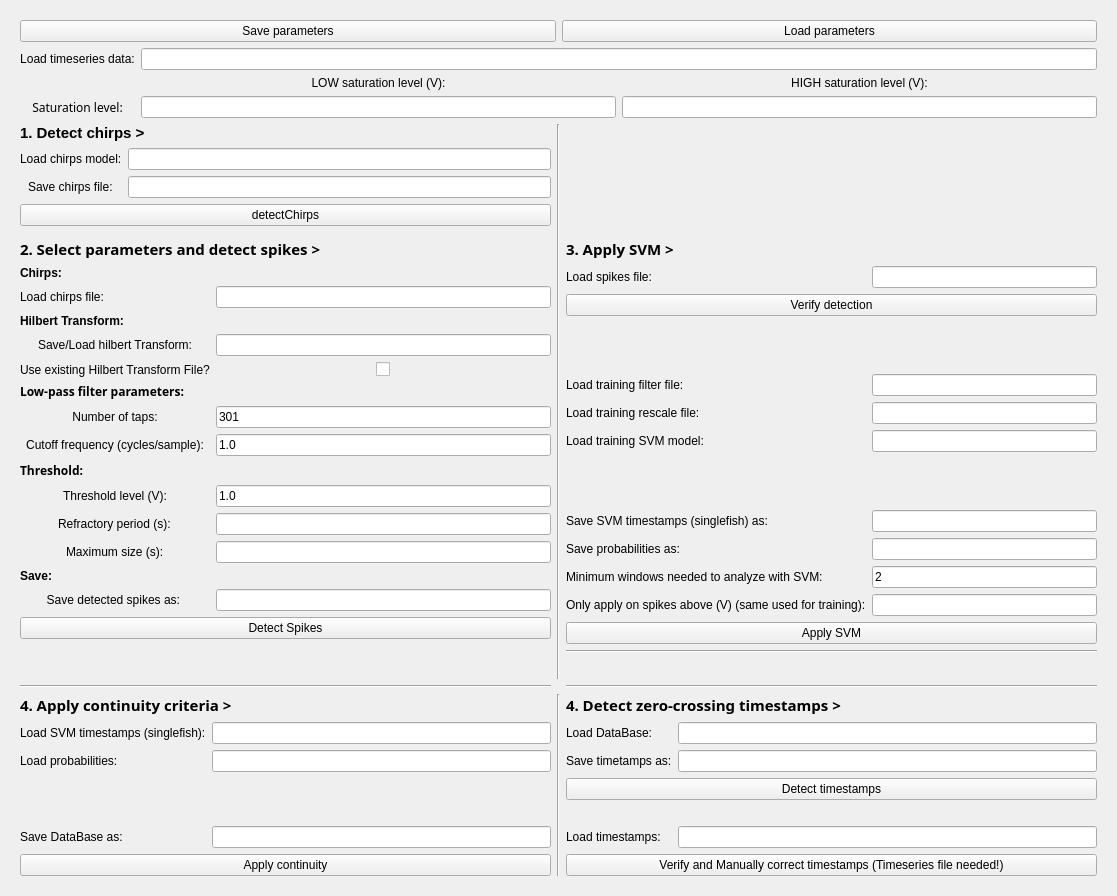
Old version of the form gui/discriminate_interface.ui in the repository neurobiofisica/gymnotools.
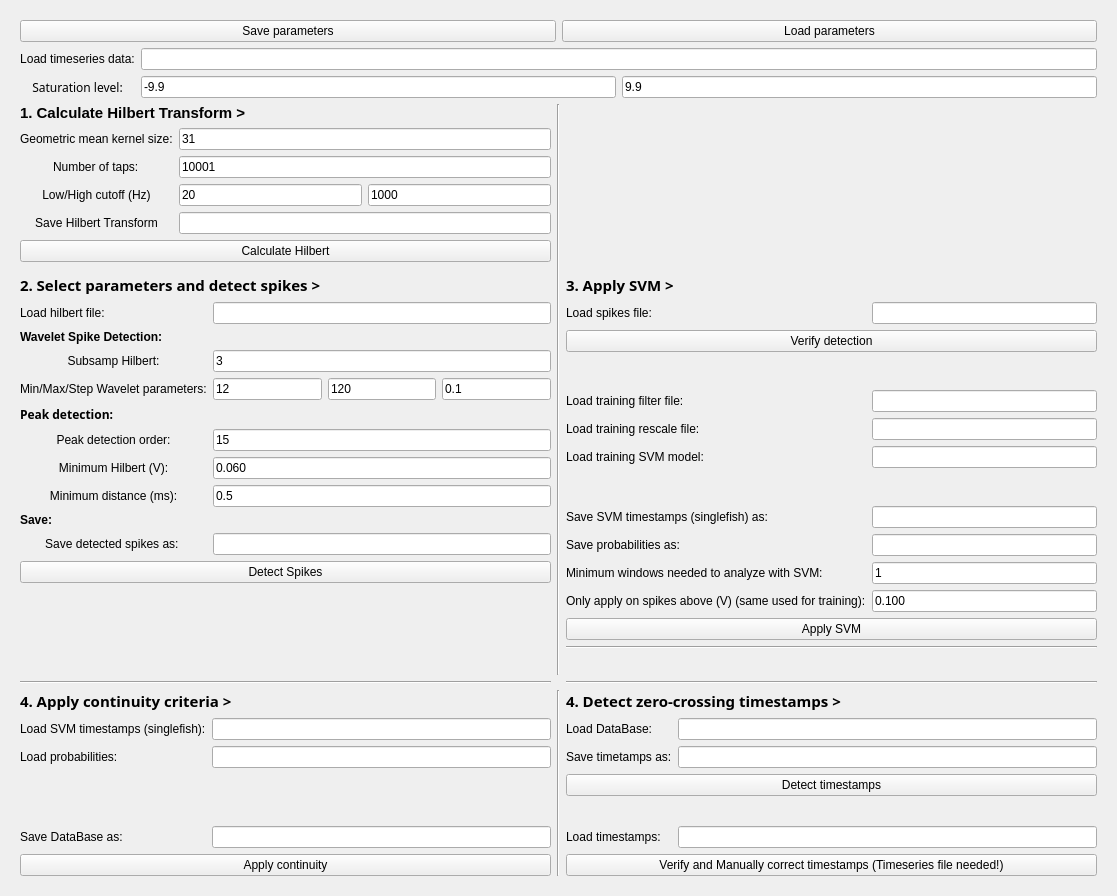
New version of the form. Icons and pictures are not drawn. Custom widgets are drawn as their Qt base class.

Commit message: Adapted interface to new CLI tools and splitted spikes into hilb and spikes

```diff
--- a/gui/discriminate_interface.ui
+++ b/gui/discriminate_interface.ui
@@ -38,9 +38,9 @@
       <property name="geometry">
        <rect>
         <x>0</x>
-        <y>-68</y>
-        <width>1085</width>
-        <height>946</height>
+        <y>0</y>
+        <width>1088</width>
+        <height>1146</height>
        </rect>
       </property>
       <layout class="QGridLayout" name="gridLayout_2">
@@ -177,7 +177,7 @@
            <item row="9" column="1" colspan="2">
             <widget class="QLineEdit" name="minWinLineEdit">
              <property name="text">
-              <string>2</string>
+              <string>1</string>
              </property>
             </widget>
            </item>
@@ -189,7 +189,11 @@
             </widget>
            </item>
            <item row="10" column="1" colspan="2">
-            <widget class="QLineEdit" name="onlyAboveLineEdit"/>
+            <widget class="QLineEdit" name="onlyAboveLineEdit">
+             <property name="text">
+              <string>0.100</string>
+             </property>
+            </widget>
            </item>
           </layout>
          </item>
@@ -214,109 +218,100 @@
          </item>
          <item>
           <layout class="QGridLayout" name="step2ParametersLayout">
+           <item row="1" column="0">
+            <widget class="QLabel" name="waveletDetectionLabel">
+             <property name="font">
+              <font>
+               <weight>75</weight>
+               <bold>true</bold>
+              </font>
+             </property>
+             <property name="text">
+              <string>Wavelet Spike Detection:</string>
+             </property>
+            </widget>
+           </item>
            <item row="6" column="0">
             <widget class="QLabel" name="tapsLabel">
              <property name="text">
-              <string>Number of taps:</string>
+              <string>Minimum Hilbert (V):</string>
              </property>
              <property name="alignment">
               <set>Qt::AlignCenter</set>
              </property>
             </widget>
            </item>
-           <item row="13" column="1">
+           <item row="9" column="1">
             <widget class="ClickQLineEdit" name="saveSpikesLineEdit"/>
            </item>
-           <item row="15" column="0" colspan="2">
-            <spacer name="verticalSpacer_5">
-             <property name="orientation">
-              <enum>Qt::Vertical</enum>
-             </property>
-             <property name="sizeHint" stdset="0">
-              <size>
-               <width>20</width>
-               <height>40</height>
-              </size>
-             </property>
-            </spacer>
-           </item>
-           <item row="6" column="1">
-            <widget class="QLineEdit" name="tapsLineEdit">
+           <item row="0" column="0">
+            <widget class="QLabel" name="loadHilbLabel">
              <property name="text">
-              <string>301</string>
+              <string>Load hilbert file:</string>
              </property>
             </widget>
            </item>
-           <item row="9" column="0">
-            <widget class="QLabel" name="thresholdLevelLabel">
+           <item row="0" column="1">
+            <widget class="ClickQLineEdit" name="loadHilbLineEdit"/>
+           </item>
+           <item row="7" column="0">
+            <widget class="QLabel" name="toleranceLabel">
              <property name="text">
-              <string>Threshold level (V):</string>
+              <string>Minimum distance (ms):</string>
              </property>
              <property name="alignment">
               <set>Qt::AlignCenter</set>
              </property>
             </widget>
            </item>
-           <item row="5" column="0">
-            <widget class="QLabel" name="filterLabel">
-             <property name="font">
-              <font>
-               <family>Sans Serif</family>
-               <weight>75</weight>
-               <bold>true</bold>
-              </font>
-             </property>
-             <property name="text">
-              <string>Low-pass filter parameters:</string>
-             </property>
-            </widget>
-           </item>
-           <item row="14" column="0" colspan="2">
+           <item row="10" column="0" colspan="2">
             <widget class="QPushButton" name="detectSpikesBut">
              <property name="text">
               <string>Detect Spikes</string>
              </property>
             </widget>
            </item>
+           <item row="11" column="0" colspan="2">
+            <spacer name="verticalSpacer_5">
+             <property name="orientation">
+              <enum>Qt::Vertical</enum>
+             </property>
+             <property name="sizeHint" stdset="0">
+              <size>
+               <width>20</width>
+               <height>40</height>
+              </size>
+             </property>
+            </spacer>
+           </item>
+           <item row="2" column="1">
+            <widget class="ClickQLineEdit" name="subsampLineEdit">
+             <property name="text">
+              <string>3</string>
+             </property>
+            </widget>
+           </item>
            <item row="8" column="0">
-            <widget class="QLabel" name="thresholdLabel">
+            <widget class="QLabel" name="saveLabel">
              <property name="font">
               <font>
-               <family>Sans Serif</family>
                <weight>75</weight>
                <bold>true</bold>
               </font>
              </property>
              <property name="text">
-              <string>Threshold:</string>
+              <string>Save:</string>
              </property>
             </widget>
            </item>
-           <item row="9" column="1">
-            <widget class="QLineEdit" name="thresholdLevelLineEdit">
+           <item row="6" column="1">
+            <widget class="QLineEdit" name="minHilbLineEdit">
              <property name="text">
-              <string>1.0</string>
+              <string>0.060</string>
              </property>
             </widget>
            </item>
-           <item row="7" column="0">
-            <widget class="QLabel" name="cutoffLabel">
-             <property name="text">
-              <string>Cutoff frequency (cycles/sample):</string>
-             </property>
-             <property name="alignment">
-              <set>Qt::AlignCenter</set>
-             </property>
-            </widget>
-           </item>
-           <item row="10" column="0" alignment="Qt::AlignHCenter">
-            <widget class="QLabel" name="refracLabel">
-             <property name="text">
-              <string>Refractory period (s):</string>
-             </property>
-            </widget>
-           </item>
-           <item row="13" column="0">
+           <item row="9" column="0">
             <widget class="QLabel" name="saveSpikesLabel">
              <property name="text">
               <string>Save detected spikes as: </string>
@@ -326,105 +321,83 @@
              </property>
             </widget>
            </item>
+           <item row="2" column="0">
+            <widget class="QLabel" name="subsampLabel">
+             <property name="text">
+              <string>Subsamp Hilbert:</string>
+             </property>
+             <property name="alignment">
+              <set>Qt::AlignCenter</set>
+             </property>
+            </widget>
+           </item>
+           <item row="4" column="0">
+            <widget class="QLabel" name="peakDetectionLabel">
+             <property name="font">
+              <font>
+               <family>Sans Serif</family>
+               <weight>75</weight>
+               <bold>true</bold>
+              </font>
+             </property>
+             <property name="text">
+              <string>Peak detection:</string>
+             </property>
+            </widget>
+           </item>
            <item row="7" column="1">
-            <widget class="QLineEdit" name="cutoffLineEdit">
+            <widget class="ClickQLineEdit" name="toleranceLineEdit">
              <property name="text">
-              <string>1.0</string>
-             </property>
-            </widget>
-           </item>
-           <item row="3" column="1">
-            <widget class="ClickQLineEdit" name="saveLoadHilbLineEdit"/>
-           </item>
-           <item row="2" column="0">
-            <widget class="QLabel" name="hilbLabel">
-             <property name="font">
-              <font>
-               <weight>75</weight>
-               <bold>true</bold>
-              </font>
-             </property>
-             <property name="text">
-              <string>Hilbert Transform:</string>
-             </property>
-            </widget>
-           </item>
-           <item row="4" column="0">
-            <widget class="QLabel" name="useHilbLabel">
-             <property name="text">
-              <string>Use existing Hilbert Transform File?</string>
-             </property>
-            </widget>
-           </item>
-           <item row="12" column="0">
-            <widget class="QLabel" name="saveLabel">
-             <property name="font">
-              <font>
-               <weight>75</weight>
-               <bold>true</bold>
-              </font>
-             </property>
-             <property name="text">
-              <string>Save:</string>
-             </property>
-            </widget>
-           </item>
-           <item row="4" column="1" alignment="Qt::AlignHCenter">
-            <widget class="QCheckBox" name="useHilbCheckBox">
-             <property name="layoutDirection">
-              <enum>Qt::LeftToRight</enum>
-             </property>
-             <property name="text">
-              <string/>
+              <string>0.5</string>
              </property>
             </widget>
            </item>
            <item row="3" column="0">
             <widget class="QLabel" name="saveLoadHilbLabel">
              <property name="text">
-              <string>Save/Load hilbert Transform:</string>
+              <string>Min/Max/Step Wavelet parameters:</string>
              </property>
-             <property name="alignment">
-              <set>Qt::AlignCenter</set>
-             </property>
             </widget>
            </item>
-           <item row="11" column="0" alignment="Qt::AlignHCenter">
-            <widget class="QLabel" name="maxSizeLabel">
-             <property name="text">
-              <string>Maximum size (s):</string>
-             </property>
-            </widget>
+           <item row="3" column="1">
+            <layout class="QHBoxLayout" name="horizontalLayout_2">
+             <item>
+              <widget class="ClickQLineEdit" name="minWaveletLineEdit">
+               <property name="text">
+                <string>12</string>
+               </property>
+              </widget>
+             </item>
+             <item>
+              <widget class="ClickQLineEdit" name="maxWaveletLineEdit">
+               <property name="text">
+                <string>120</string>
+               </property>
+              </widget>
+             </item>
+             <item>
+              <widget class="ClickQLineEdit" name="stepWaveletLineEdit">
+               <property name="text">
+                <string>0.1</string>
+               </property>
+              </widget>
+             </item>
+            </layout>
            </item>
-           <item row="10" column="1">
-            <widget class="QLineEdit" name="refractoryLineEdit"/>
-           </item>
-           <item row="11" column="1">
-            <widget class="QLineEdit" name="maxSizeLineEdit"/>
-           </item>
-           <item row="0" column="0">
-            <widget class="QLabel" name="chirpsLabel">
-             <property name="font">
-              <font>
-               <weight>75</weight>
-               <bold>true</bold>
-              </font>
-             </property>
+           <item row="5" column="0">
+            <widget class="QLabel" name="peakLabel">
              <property name="text">
-              <string>Chirps:</string>
+              <string>&lt;html&gt;&lt;head/&gt;&lt;body&gt;&lt;p align=&quot;center&quot;&gt;Peak detection order:&lt;/p&gt;&lt;/body&gt;&lt;/html&gt;</string>
              </property>
             </widget>
            </item>
-           <item row="1" column="0">
-            <widget class="QLabel" name="loadChirpsLabel">
+           <item row="5" column="1">
+            <widget class="ClickQLineEdit" name="peakLineEdit">
              <property name="text">
-              <string>Load chirps file:</string>
+              <string>15</string>
              </property>
             </widget>
            </item>
-           <item row="1" column="1">
-            <widget class="ClickQLineEdit" name="loadChirpsLineEdit"/>
-           </item>
           </layout>
          </item>
         </layout>
@@ -623,49 +596,6 @@
        </item>
        <item row="1" column="0" colspan="3">
         <layout class="QGridLayout" name="gridLayout_6">
-         <item row="1" column="1">
-          <widget class="QLabel" name="lowSaturationLabel">
-           <property name="text">
-            <string>LOW saturation level (V):</string>
-           </property>
-           <property name="alignment">
-            <set>Qt::AlignCenter</set>
-           </property>
-          </widget>
-         </item>
-         <item row="2" column="0">
-          <widget class="QLabel" name="saturationLabel">
-           <property name="font">
-            <font>
-             <family>Sans Serif</family>
-             <weight>50</weight>
-             <bold>false</bold>
-            </font>
-           </property>
-           <property name="text">
-            <string>Saturation level:</string>
-           </property>
-           <property name="alignment">
-            <set>Qt::AlignCenter</set>
-           </property>
-          </widget>
-         </item>
-         <item row="2" column="1">
-          <widget class="QLineEdit" name="lowSaturationLineEdit"/>
-         </item>
-         <item row="1" column="2">
-          <widget class="QLabel" name="highSaturationLabel">
-           <property name="text">
-            <string>HIGH saturation level (V):</string>
-           </property>
-           <property name="alignment">
-            <set>Qt::AlignCenter</set>
-           </property>
-          </widget>
-         </item>
-         <item row="2" column="2">
-          <widget class="QLineEdit" name="highSaturationLineEdit"/>
-         </item>
          <item row="0" column="1" colspan="2">
           <widget class="ClickQLineEdit" name="loadTimeseriesLineEdit"/>
          </item>
@@ -679,6 +609,37 @@
            </property>
           </widget>
          </item>
+         <item row="1" column="0">
+          <widget class="QLabel" name="saturationLabel">
+           <property name="font">
+            <font>
+             <family>Sans Serif</family>
+             <weight>50</weight>
+             <bold>false</bold>
+            </font>
+           </property>
+           <property name="text">
+            <string>Saturation level:</string>
+           </property>
+           <property name="alignment">
+            <set>Qt::AlignCenter</set>
+           </property>
+          </widget>
+         </item>
+         <item row="1" column="1">
+          <widget class="QLineEdit" name="lowSaturationLineEdit">
+           <property name="text">
+            <string>-9.9</string>
+           </property>
+          </widget>
+         </item>
+         <item row="1" column="2">
+          <widget class="QLineEdit" name="highSaturationLineEdit">
+           <property name="text">
+            <string>9.9</string>
+           </property>
+          </widget>
+         </item>
         </layout>
        </item>
        <item row="0" column="0" colspan="3">
@@ -721,39 +682,82 @@
             </font>
            </property>
            <property name="text">
-            <string>1. Detect chirps &gt;</string>
+            <string>1. Calculate Hilbert Transform &gt;</string>
            </property>
           </widget>
          </item>
          <item>
           <layout class="QGridLayout" name="step1ParametersLayout">
+           <item row="2" column="1">
+            <layout class="QHBoxLayout" name="horizontalLayout">
+             <item>
+              <widget class="ClickQLineEdit" name="lowCutoffLineEdit">
+               <property name="text">
+                <string>20</string>
+               </property>
+              </widget>
+             </item>
+             <item>
+              <widget class="ClickQLineEdit" name="highCutoffLineEdit">
+               <property name="text">
+                <string>1000</string>
+               </property>
+              </widget>
+             </item>
+            </layout>
+           </item>
+           <item row="2" column="0">
+            <widget class="QLabel" name="cutoffLabel_2">
+             <property name="text">
+              <string>&lt;html&gt;&lt;head/&gt;&lt;body&gt;&lt;p align=&quot;center&quot;&gt;Low/High cutoff (Hz)&lt;/p&gt;&lt;/body&gt;&lt;/html&gt;</string>
+             </property>
+            </widget>
+           </item>
            <item row="1" column="0" alignment="Qt::AlignHCenter">
             <widget class="QLabel" name="saveChirpsLabel">
              <property name="text">
-              <string>Save chirps file:</string>
+              <string>Number of taps:</string>
              </property>
             </widget>
            </item>
            <item row="0" column="0" alignment="Qt::AlignHCenter">
             <widget class="QLabel" name="loadChirpsModelLabel">
              <property name="text">
-              <string>Load chirps model:</string>
+              <string>Geometric mean kernel size:</string>
              </property>
             </widget>
            </item>
            <item row="0" column="1">
-            <widget class="ClickQLineEdit" name="loadChirpsModelLineEdit"/>
+            <widget class="ClickQLineEdit" name="gmeanLineEdit">
+             <property name="text">
+              <string>31</string>
+             </property>
+            </widget>
            </item>
            <item row="1" column="1">
-            <widget class="ClickQLineEdit" name="saveChirpsLineEdit"/>
+            <widget class="ClickQLineEdit" name="tapsLineEdit">
+             <property name="text">
+              <string>10001</string>
+             </property>
+            </widget>
            </item>
-           <item row="2" column="0" colspan="2">
-            <widget class="QPushButton" name="detectChirpsBut">
+           <item row="4" column="0" colspan="2">
+            <widget class="QPushButton" name="calcHilbBut">
              <property name="text">
-              <string>detectChirps</string>
+              <string>Calculate Hilbert</string>
              </property>
             </widget>
            </item>
+           <item row="3" column="0">
+            <widget class="QLabel" name="saveHilbLabel">
+             <property name="text">
+              <string>&lt;html&gt;&lt;head/&gt;&lt;body&gt;&lt;p align=&quot;center&quot;&gt;Save Hilbert Transform&lt;/p&gt;&lt;/body&gt;&lt;/html&gt;</string>
+             </property>
+            </widget>
+           </item>
+           <item row="3" column="1">
+            <widget class="ClickQLineEdit" name="saveHilbLineEdit"/>
+           </item>
           </layout>
          </item>
         </layout>
```
Left out of the diff: 13 changed lines with no effect on the pictures. The commit also changes 9 other files.
